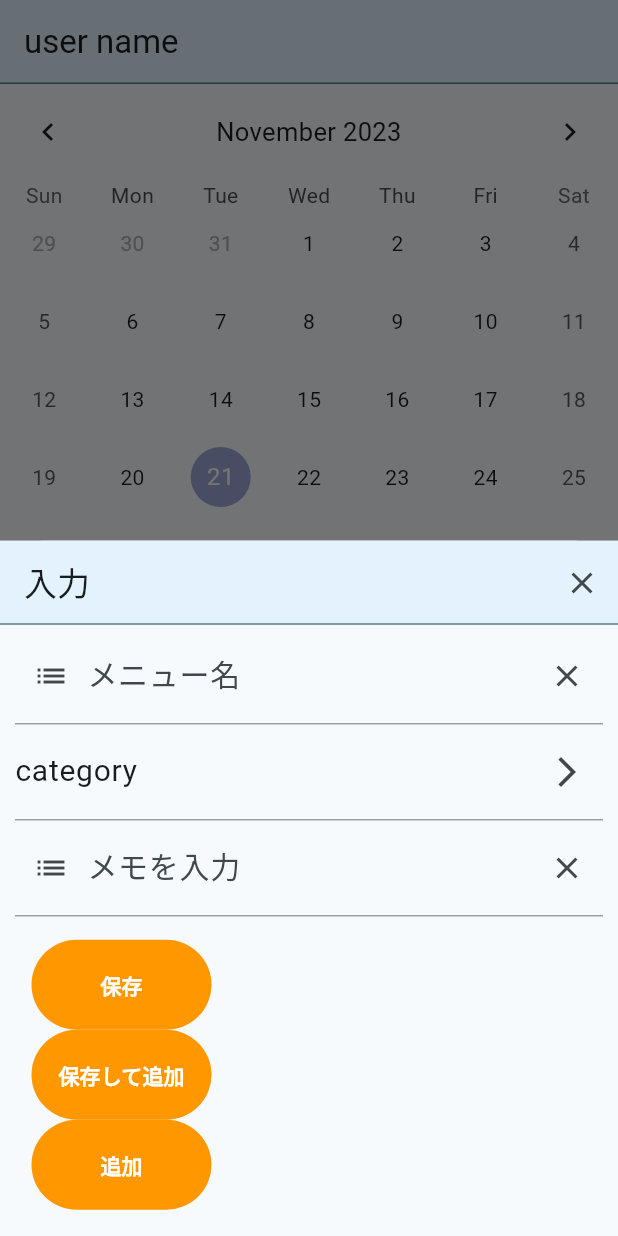
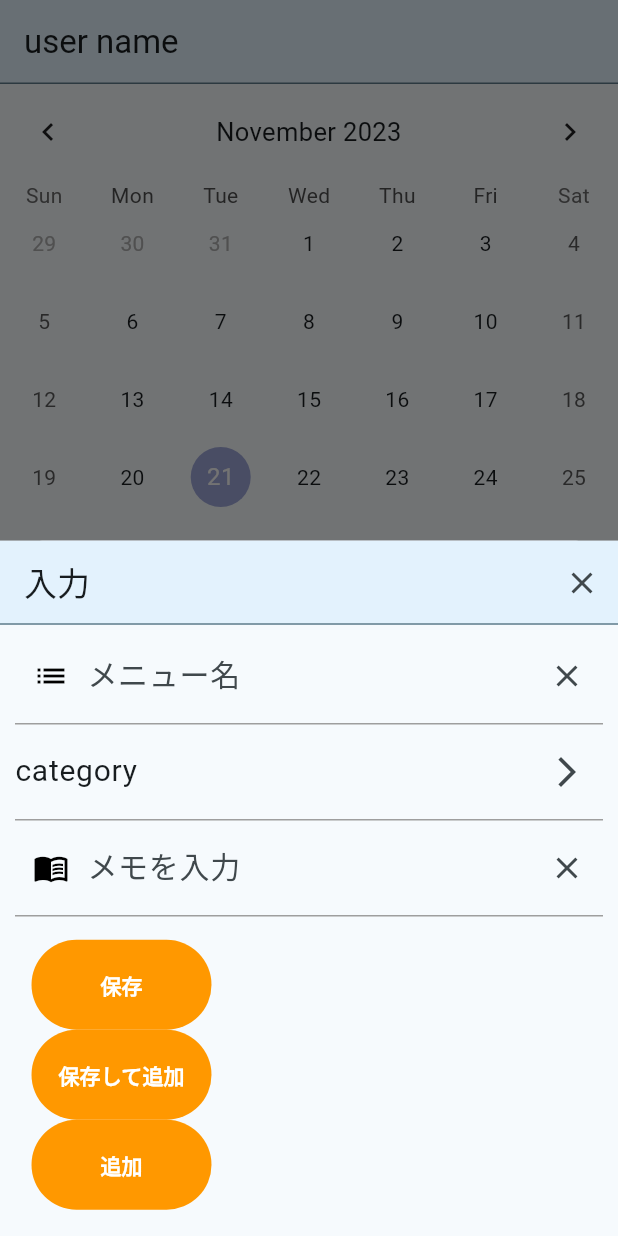
Before and after one commit to kohfuru/bodealize, a Flutter app: the screen it shows after launch, after a tap on the "add" icon, on a phone screen of 412 x 824 dp. Run offline on Flutter 3.47's test engine with Material 2 defaults, Android fonts, the phone set to English and light mode, and no system bars; drawn by our look-alikes of table_calendar; our stand-ins replace cloud_firestore, firebase_core; accounts and stored records are empty.

Commit message:
テキストフィールドのアイコンを変更 メニュー名入力欄のアイコンボタンを押すとlib/menu_list/menu_list.dartに移動するよう実装

```diff
--- a/lib/modal/modal_body.dart
+++ b/lib/modal/modal_body.dart
@@ -1,3 +1,4 @@
+import 'package:bodealize/menu_list/menu_list.dart';
 import 'package:flutter/material.dart';
 import 'package:bodealize/modal/buttonbar.dart';
 import 'package:bodealize/category/category.dart';
@@ -26,6 +27,14 @@ class _ModalBodyState extends State<ModalBody> {
     return Column(
       children: [
         ModalTextField(
+          onPressed: () {
+            Navigator.of(context).push(
+              MaterialPageRoute(
+                builder: (context) => const MenuList(),
+              ),
+            );
+          },
+          icon: Icons.list,
           controller: _menuNameController,
           hintText: 'メニュー名',
         ),
@@ -33,6 +42,8 @@ class _ModalBodyState extends State<ModalBody> {
         const SelectCategory(),
         const Divider(color: Colors.grey),
         ModalTextField(
+          onPressed: null,
+          icon: Icons.menu_book,
           controller: _memoController,
           hintText: 'メモを入力',
         ),
--- a/lib/modal/modal_textfield.dart
+++ b/lib/modal/modal_textfield.dart
@@ -3,8 +3,12 @@ import 'package:flutter/material.dart';
 class ModalTextField extends StatefulWidget {
   final TextEditingController controller;
   final String hintText;
+  final VoidCallback? onPressed;
+  final IconData icon;
 
    const ModalTextField({
+     required this.onPressed,
+     required this.icon,
      required this.controller,
      required this.hintText,
      Key? key,
@@ -21,8 +25,11 @@ class _ModalTextFieldState extends State<ModalTextField> {
     return Row(
       children: [
         IconButton(
-          onPressed: () {},
-          icon: const Icon(Icons.list)
+          onPressed: widget.onPressed,
+          icon: Icon(
+            widget.icon,
+            color: Colors.black,
+          ),
         ),
         Expanded(
           child: TextField(
```
Also changed, not shown: lib/menu_list/menu_list.dart (added, +28 -0 lines), lib/menu_list/menu_list_body.dart (added, +17 -0 lines).
